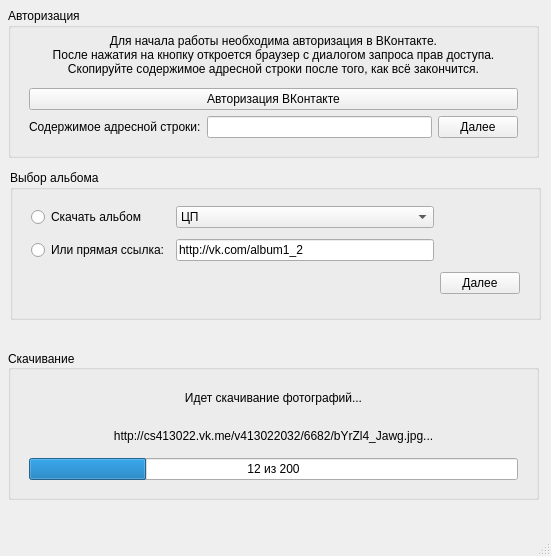
This is mainwindow.ui in akkez/VkPhotoSaver as Qt 5 draws it before an edit. The edited form follows.
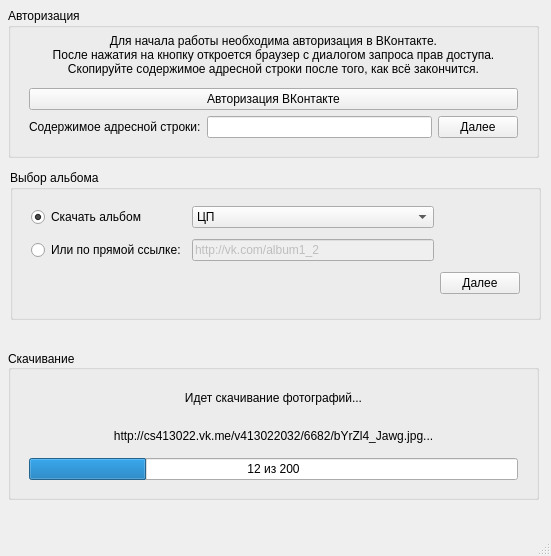
This is the edited form.

Commit message: Retrieving album list, UI improving

```diff
--- a/mainwindow.ui
+++ b/mainwindow.ui
@@ -89,7 +89,7 @@
     <property name="title">
      <string>Выбор альбома</string>
     </property>
-    <widget class="QWidget" name="">
+    <widget class="QWidget" name="layoutWidget">
      <property name="geometry">
       <rect>
        <x>10</x>
@@ -102,12 +102,15 @@
       <item row="1" column="0">
        <widget class="QRadioButton" name="radioButton2">
         <property name="text">
-         <string>Или прямая ссылка:</string>
+         <string>Или по прямой ссылке:</string>
         </property>
        </widget>
       </item>
       <item row="1" column="1">
        <widget class="QLineEdit" name="albumEdit">
+        <property name="enabled">
+         <bool>false</bool>
+        </property>
         <property name="text">
          <string>http://vk.com/album1_2</string>
         </property>
@@ -118,6 +121,9 @@
         <property name="text">
          <string>Скачать альбом</string>
         </property>
+        <property name="checked">
+         <bool>true</bool>
+        </property>
        </widget>
       </item>
       <item row="0" column="1">
```
Left out of the diff: 15 changed lines with no effect on the pictures. The commit also changes 3 other files.
